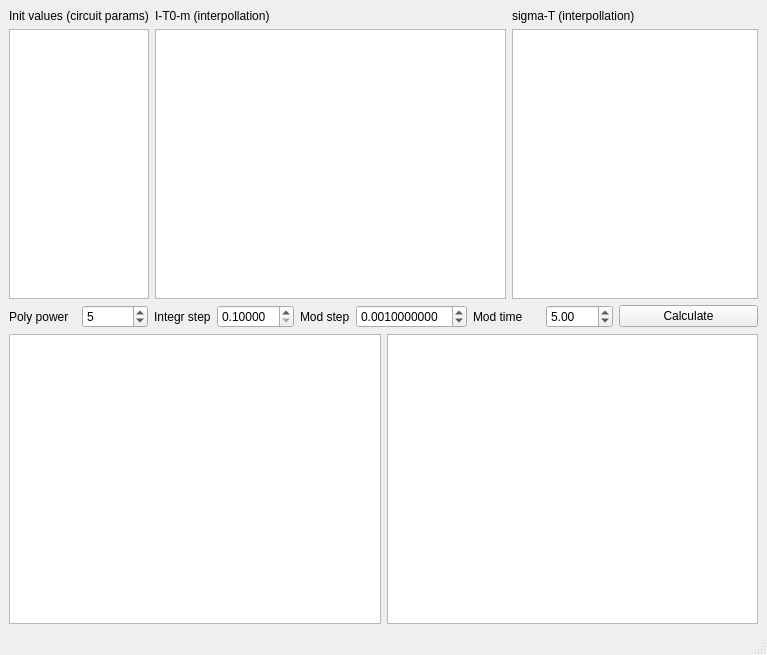
First picture: the form in ModGrad/lw2_ODE_RungeAll/mod_lw2_QtGUI/mainwindow.ui, repository kirpitcheq/CalcAlgs_Mod_Grad, before the edit.
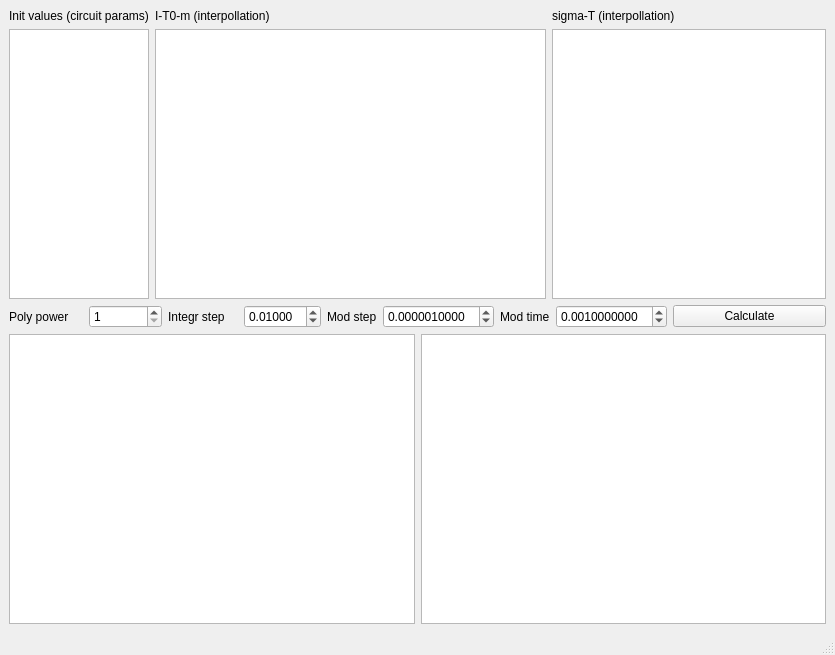
Second picture: the form after the edit. Custom widgets are drawn as their Qt base class.

```diff
--- a/ModGrad/lw2_ODE_RungeAll/mod_lw2_QtGUI/mainwindow.ui
+++ b/ModGrad/lw2_ODE_RungeAll/mod_lw2_QtGUI/mainwindow.ui
@@ -6,7 +6,7 @@
    <rect>
     <x>0</x>
     <y>0</y>
-    <width>767</width>
+    <width>835</width>
     <height>655</height>
    </rect>
   </property>
@@ -78,7 +78,7 @@
            <number>1</number>
           </property>
           <property name="value">
-           <number>5</number>
+           <number>1</number>
           </property>
          </widget>
         </item>
@@ -99,11 +99,14 @@
            <number>5</number>
           </property>
           <property name="minimum">
-           <double>0.100000000000000</double>
+           <double>0.001000000000000</double>
           </property>
           <property name="singleStep">
            <double>0.100000000000000</double>
           </property>
+          <property name="value">
+           <double>0.010000000000000</double>
+          </property>
          </widget>
         </item>
        </layout>
@@ -129,7 +132,7 @@
            <double>0.010000000000000</double>
           </property>
           <property name="value">
-           <double>0.001000000000000</double>
+           <double>0.000001000000000</double>
           </property>
          </widget>
         </item>
@@ -146,11 +149,14 @@
         </item>
         <item>
          <widget class="QDoubleSpinBox" name="modtimeSpin">
+          <property name="decimals">
+           <number>10</number>
+          </property>
           <property name="minimum">
-           <double>0.010000000000000</double>
+           <double>0.000000000000000</double>
           </property>
           <property name="value">
-           <double>5.000000000000000</double>
+           <double>0.001000000000000</double>
           </property>
          </widget>
         </item>
```
Left out of the diff: 2 changed lines with no effect on the pictures.
